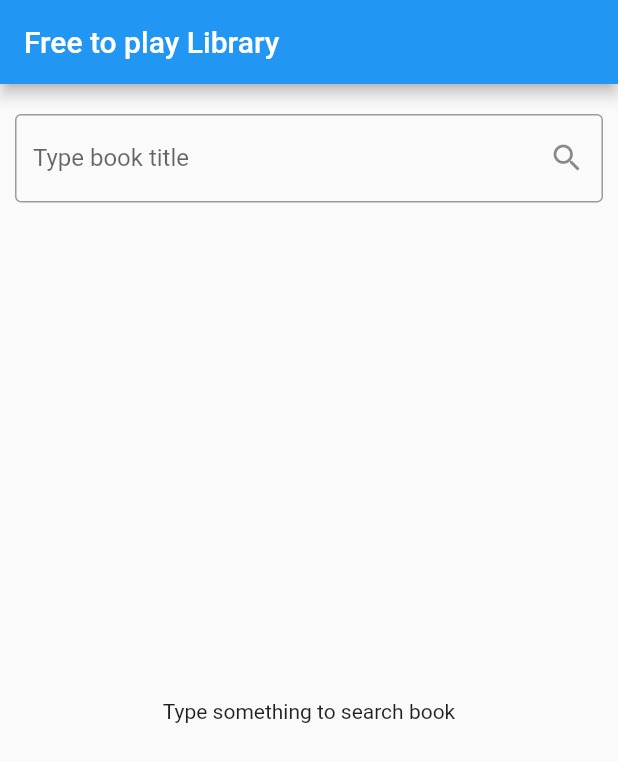
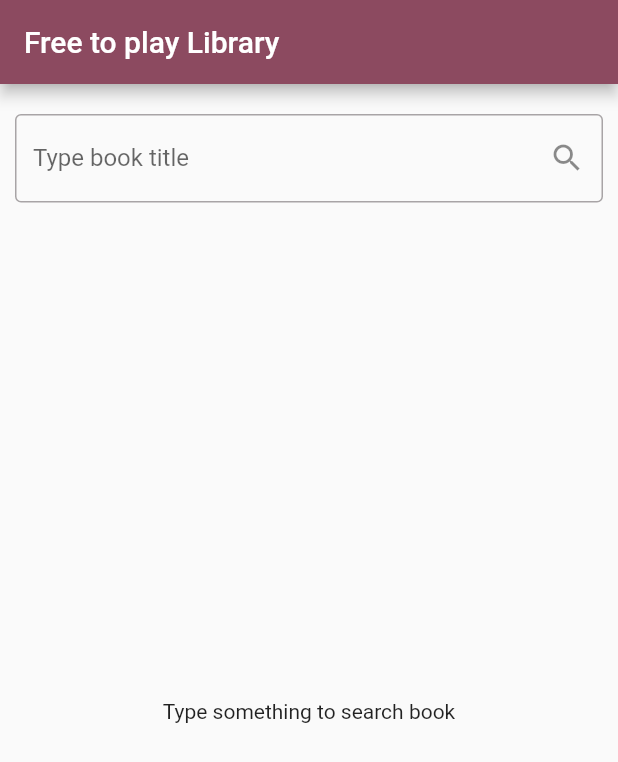
Before and after one commit to Sofia-VA/PAM, a Flutter app: the screen it shows after launch, on a phone screen of 412 x 824 dp. Shown: the top 762 px of the screen. Run offline on Flutter 3.47's test engine with Material 2 defaults, Android fonts, the phone set to English and light mode, and no system bars; our stand-ins replace avatar_glow, bloc, equatable, flutter_bloc, font_awesome_flutter, permission_handler and 1 more; missing offline and left inert: flutter_shimmer, record.

Commit message:
Color base + imagen al no encontrar libro

```diff
--- a/t3_books/lib/home/home_page.dart
+++ b/t3_books/lib/home/home_page.dart
@@ -15,6 +15,7 @@ class HomePage extends StatelessWidget {
   @override
   Widget build(BuildContext context) {
     return Scaffold(
+        resizeToAvoidBottomInset: false,
         appBar: AppBar(
           title: const Text('Free to play Library'),
         ),
@@ -35,6 +36,7 @@ class HomePage extends StatelessWidget {
                         suffixIcon: IconButton(
                             icon: Icon(Icons.search),
                             onPressed: () {
+                              FocusManager.instance.primaryFocus?.unfocus();
                               BlocProvider.of<BooksBloc>(context).add(
                                   SearchBookEvent(book: searchController.text));
                             }),
@@ -61,7 +63,18 @@ class HomePage extends StatelessWidget {
     } else if (state is BookFoundState) {
       return _booksResults(context, state.books);
     } else if (state is BookNotFoundState) {
-      return Center(child: Text("No book was found"));
+      return Center(
+        child: SingleChildScrollView(
+          child: Column(children: [
+            Image.asset(
+              'assets/images/books_stack.png',
+              scale: 2.2,
+            ),
+            SizedBox(height: 20),
+            Text("No book was found")
+          ]),
+        ),
+      );
     } else if (state is ConnectivityErrorState) {
       return Center(child: Text(state.errorMsg));
     }
--- a/t3_books/lib/main.dart
+++ b/t3_books/lib/main.dart
@@ -14,6 +14,8 @@ class MyApp extends StatelessWidget {
   Widget build(BuildContext context) {
     return MaterialApp(
       title: 'Material App',
+      theme: ThemeData(
+          colorScheme: ColorScheme.fromSeed(seedColor: Colors.black12)),
       home: HomePage(),
     );
   }
--- a/t3_books/pubspec.yaml
+++ b/t3_books/pubspec.yaml
@@ -66,6 +66,7 @@ flutter:
   # To add assets to your application, add an assets section, like this:
   assets:
     - assets/images/book_cover.jpg
+    - assets/images/books_stack.png
 
   # An image asset can refer to one or more resolution-specific "variants", see
   # https://flutter.dev/assets-and-images/#resolution-aware
```
Also changed, not shown: t3_books/assets/images/books_stack.png (added).
